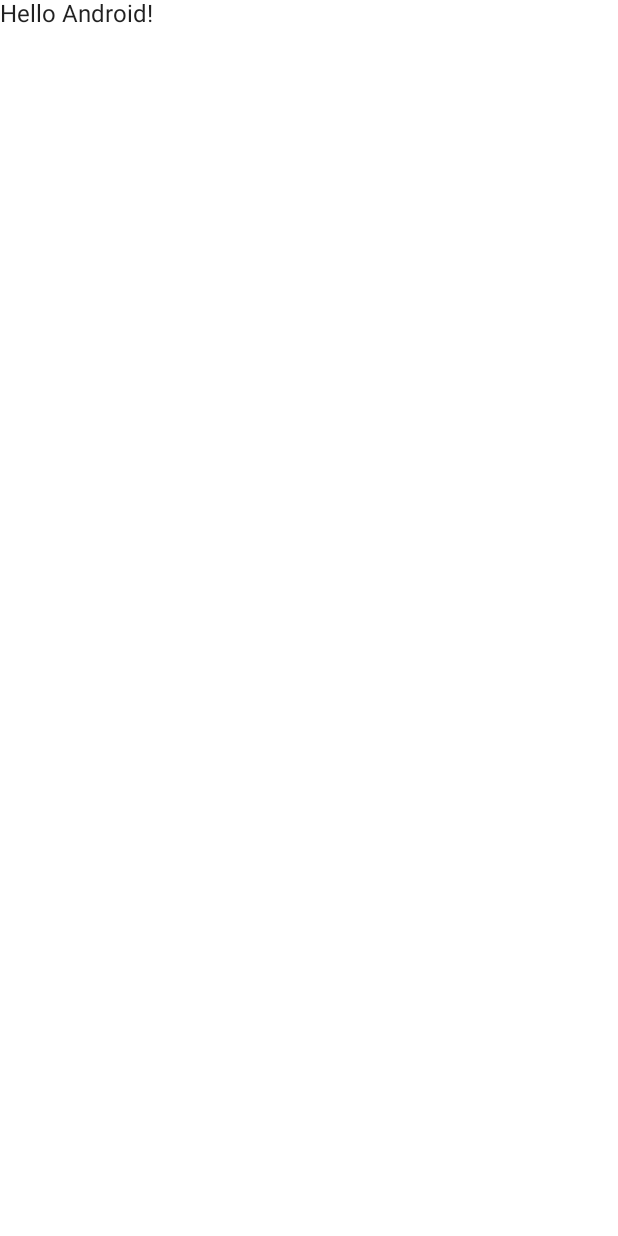
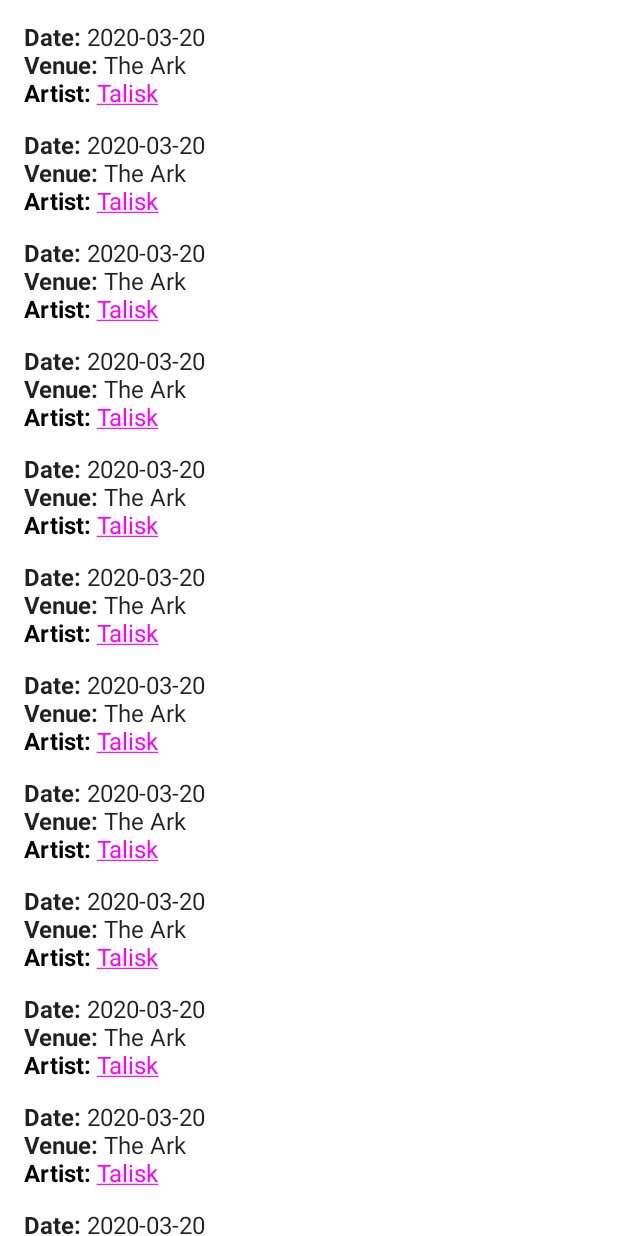
Before and after one commit to rstockbridge/ShowStats2, an Android app built with Jetpack Compose: the screen it shows after launch (MainActivity), on a phone screen of 412 x 824 dp. Before the commit the screen is almost empty. Run offline under Robolectric (Android 15) with nearby library versions, the phone set to English and light mode, and no system bars.

```diff
--- a/app/build.gradle
+++ b/app/build.gradle
@@ -55,6 +55,11 @@ dependencies {
     implementation "androidx.compose.ui:ui-tooling-preview:$compose_version"
     implementation 'androidx.lifecycle:lifecycle-runtime-ktx:2.4.0'
     implementation 'androidx.activity:activity-compose:1.4.0'
+
+    implementation 'com.squareup.retrofit2:retrofit:2.9.0'
+    implementation 'com.squareup.retrofit2:converter-moshi:2.9.0'
+
     testImplementation 'junit:junit:4.13.2'
+
     debugImplementation "androidx.compose.ui:ui-tooling:$compose_version"
 }
--- a/app/src/main/java/dev/rstockbridge/showstats2/MainActivity.kt
+++ b/app/src/main/java/dev/rstockbridge/showstats2/MainActivity.kt
@@ -3,36 +3,139 @@ package dev.rstockbridge.showstats2
 import android.os.Bundle
 import androidx.activity.ComponentActivity
 import androidx.activity.compose.setContent
+import androidx.compose.foundation.layout.Column
+import androidx.compose.foundation.layout.PaddingValues
+import androidx.compose.foundation.layout.fillMaxWidth
+import androidx.compose.foundation.layout.padding
+import androidx.compose.foundation.lazy.LazyColumn
+import androidx.compose.foundation.text.ClickableText
 import androidx.compose.material.MaterialTheme
 import androidx.compose.material.Surface
 import androidx.compose.material.Text
 import androidx.compose.runtime.Composable
+import androidx.compose.ui.Modifier
+import androidx.compose.ui.graphics.Color
+import androidx.compose.ui.platform.LocalUriHandler
+import androidx.compose.ui.text.SpanStyle
+import androidx.compose.ui.text.buildAnnotatedString
+import androidx.compose.ui.text.font.FontWeight
+import androidx.compose.ui.text.style.TextDecoration
+import androidx.compose.ui.text.withStyle
 import androidx.compose.ui.tooling.preview.Preview
+import androidx.compose.ui.unit.dp
+import dev.rstockbridge.showstats2.api.models.*
 import dev.rstockbridge.showstats2.ui.theme.ShowStats2Theme
+import java.util.*
+import androidx.compose.foundation.lazy.items
+import androidx.compose.ui.res.stringResource
+import androidx.compose.ui.unit.sp
+
+val testSetlist: List<Setlist> = Collections.nCopies(
+    30,
+    Setlist(
+        "2020-03-20",
+        SetlistArtist("Talisk"),
+        SetlistVenue("The Ark", City("Ann Arbor", Coordinates(123.0, 456.0))),
+        "https://www.setlist.fm/setlist/talisk/2020/the-ark-ann-arbor-mi-1b8a9144.html"
+    )
+)
 
 class MainActivity : ComponentActivity() {
     override fun onCreate(savedInstanceState: Bundle?) {
         super.onCreate(savedInstanceState)
         setContent {
             ShowStats2Theme {
-                // A surface container using the 'background' color from the theme
-                Surface(color = MaterialTheme.colors.background) {
-                    Greeting("Android")
-                }
+                Setlists(testSetlist)
             }
         }
     }
 }
 
 @Composable
-fun Greeting(name: String) {
-    Text(text = "Hello $name!")
+fun Setlists(setlists: List<Setlist>) {
+    Surface(
+        color = MaterialTheme.colors.background
+    ) {
+        LazyColumn(contentPadding = PaddingValues(all = 8.dp)) {
+            items(items = setlists) { setlist ->
+                Setlist(setlist = setlist)
+            }
+        }
+    }
 }
+
+@Composable
+fun Setlist(setlist: Setlist) {
+    Column(modifier = Modifier
+        .padding(8.dp)
+        .fillMaxWidth(1f)) {
+        Text(
+            text = buildAnnotatedString {
+                withStyle(style = SpanStyle(fontWeight = FontWeight.Bold)) {
+                    append(stringResource(R.string.date))
+                }
+                append(setlist.eventDate)
+            },
+            fontSize = 16.sp
+        )
+        Text(
+            text = buildAnnotatedString {
+                withStyle(style = SpanStyle(fontWeight = FontWeight.Bold)) {
+                    append(stringResource(R.string.venue))
+                }
+                append(setlist.venue.name)
+            },
+            fontSize = 16.sp
+        )
+        AnnotatedClickableText(setlist.artist.name, setlist.url)
+    }
+}
+
+@Composable
+fun AnnotatedClickableText(artistName: String, url: String) {
+    val annotatedText = buildAnnotatedString {
+        withStyle(style = SpanStyle(fontWeight = FontWeight.Bold, fontSize = 16.sp)) {
+            append(stringResource(R.string.artist))
+        }
+
+        pushStringAnnotation(
+            tag = "URL",
+            annotation = url
+        )
+        withStyle(
+            style = SpanStyle(
+                fontSize = 16.sp,
+                color = Color.Magenta,
+                textDecoration = TextDecoration.Underline
+            )
+        ) {
+            append(artistName)
+        }
+
+        pop()
+    }
+
+    val uriHandler = LocalUriHandler.current
+
+    ClickableText(
+        text = annotatedText,
+        onClick = { offset ->
+            annotatedText.getStringAnnotations(
+                tag = "URL", start = offset,
+                end = offset
+            )
+                .firstOrNull()?.let { annotation ->
+                    uriHandler.openUri(annotation.item)
+                }
+        }
+    )
+}
+
 
 @Preview(showBackground = true)
 @Composable
 fun DefaultPreview() {
     ShowStats2Theme {
-        Greeting("Android")
+        Setlists(testSetlist)
     }
 }
--- /dev/null
+++ b/app/src/main/java/dev/rstockbridge/showstats2/api/models/SetlistData.kt
@@ -0,0 +1,41 @@
+package dev.rstockbridge.showstats2.api.models
+
+import com.squareup.moshi.Json
+import kotlin.math.ceil
+
+data class SetlistData(
+    @Json(name = "setlist")
+    val setlists: List<Setlist>,
+    private val itemsPerPage: Int,
+    @Json(name = "total")
+    private val numberOfSetlists: Int
+) {
+    val numberOfPages: Int
+        get() = ceil((numberOfSetlists.toDouble()) / (itemsPerPage.toDouble())).toInt()
+}
+
+data class Setlist(
+    val eventDate: String,
+    val artist: SetlistArtist,
+    val venue: SetlistVenue,
+    val url: String
+)
+
+data class SetlistArtist(
+    val name: String
+)
+
+data class SetlistVenue(
+    val name: String,
+    val city: City
+)
+
+data class City(
+    val name: String,
+    val coordinates: Coordinates
+)
+
+data class Coordinates(
+    val latitude: Double,
+    val longitude: Double
+)
--- a/app/src/main/res/values/strings.xml
+++ b/app/src/main/res/values/strings.xml
@@ -1,3 +1,6 @@
 <resources>
     <string name="app_name">ShowStats2</string>
+    <string name="date">"Date: "</string>
+    <string name="venue">"Venue: "</string>
+    <string name="artist">"Artist: "</string>
 </resources>
```
